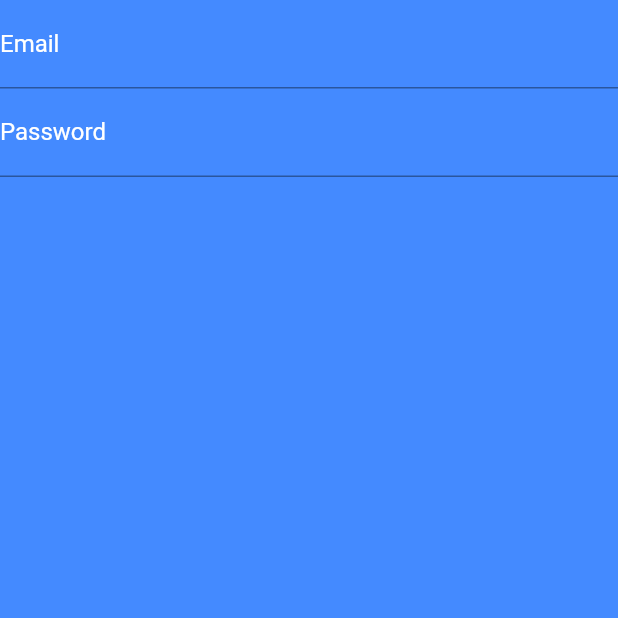
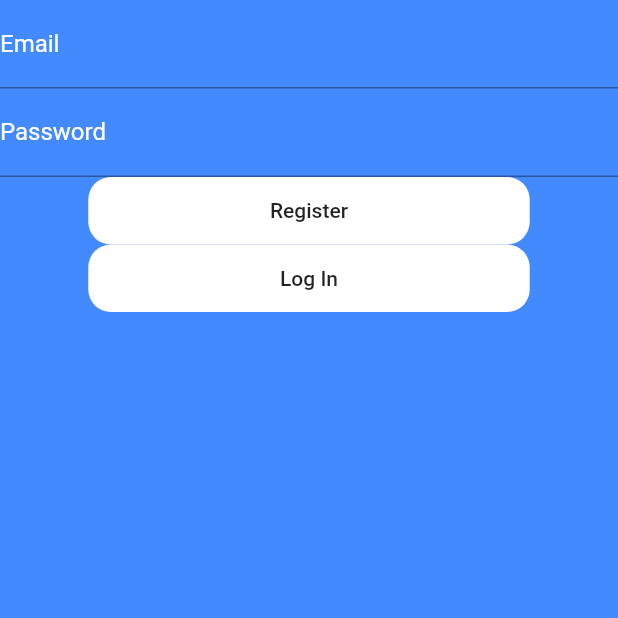
Before and after one commit to 5cientist/flutter_crypto_wallet, a Flutter app: the screen it shows after launch, on a phone screen of 412 x 824 dp, the top half of it. Run offline on Flutter 3.47's test engine with Material 2 defaults, Android fonts, the phone set to English and light mode, and no system bars; our stand-ins replace firebase_core; accounts and stored records are empty.

Commit message:
added two buttons

```diff
--- a/lib/ui/authentication.dart
+++ b/lib/ui/authentication.dart
@@ -49,8 +49,30 @@ class _AuthenticationState extends State<Authentication> {
                 ),
               ),
             ),
-            Container(),
-            Container()
+            Container(
+              width: MediaQuery.of(context).size.width / 1.4,
+              height: 45,
+              decoration: BoxDecoration(
+                borderRadius: BorderRadius.circular(15.0),
+                color: Colors.white,
+              ),
+              child: MaterialButton(
+                onPressed: () {},
+                child: Text("Register"),
+              ),
+            ),
+            Container(
+              width: MediaQuery.of(context).size.width / 1.4,
+              height: 45,
+              decoration: BoxDecoration(
+                borderRadius: BorderRadius.circular(15.0),
+                color: Colors.white,
+              ),
+              child: MaterialButton(
+                onPressed: () {},
+                child: Text("Log In"),
+              ),
+            )
           ],
         ),
       ),
```
Also changed, not shown: 2 other files.
